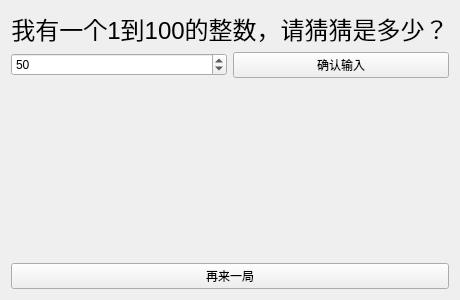
Above: src/forms/guess_number.ui from daxmate/learning-pyside6 before the change. Below: the same form after it.
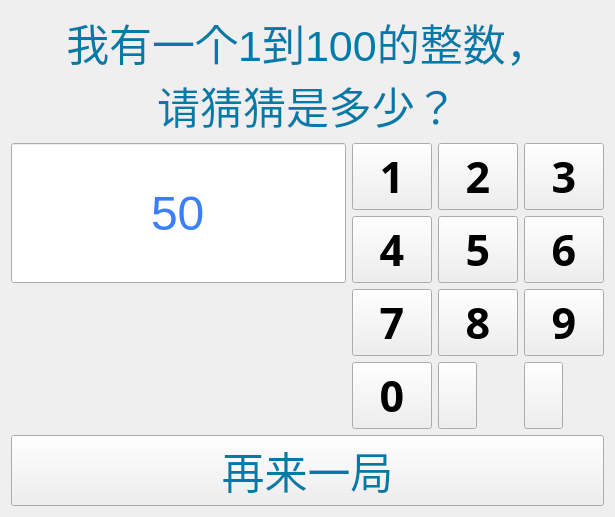
That is the form after the change. Icons and pictures are not drawn.

Commit message: 修改猜数字的输入数字方法

What changed in the file:
```diff
--- a/src/forms/guess_number.ui
+++ b/src/forms/guess_number.ui
@@ -6,50 +6,39 @@
    <rect>
     <x>0</x>
     <y>0</y>
-    <width>400</width>
-    <height>300</height>
+    <width>615</width>
+    <height>410</height>
    </rect>
   </property>
+  <property name="sizePolicy">
+   <sizepolicy hsizetype="Fixed" vsizetype="Fixed">
+    <horstretch>0</horstretch>
+    <verstretch>0</verstretch>
+   </sizepolicy>
+  </property>
   <property name="windowTitle">
    <string>猜数字</string>
   </property>
-  <layout class="QGridLayout" name="gridLayout">
-   <item row="1" column="0">
-    <widget class="QSpinBox" name="input_sb">
-     <property name="minimum">
-      <number>1</number>
-     </property>
-     <property name="maximum">
-      <number>100</number>
-     </property>
-     <property name="value">
-      <number>50</number>
-     </property>
-    </widget>
-   </item>
-   <item row="2" column="0" colspan="2">
-    <widget class="QLabel" name="result_label">
-     <property name="font">
-      <font>
-       <pointsize>32</pointsize>
-      </font>
-     </property>
-     <property name="text">
-      <string/>
-     </property>
-     <property name="alignment">
-      <set>Qt::AlignmentFlag::AlignCenter</set>
-     </property>
-    </widget>
-   </item>
-   <item row="1" column="1">
-    <widget class="QPushButton" name="confirm_btn">
-     <property name="text">
-      <string>确认输入</string>
-     </property>
-    </widget>
-   </item>
-   <item row="0" column="0" colspan="2">
+  <property name="styleSheet">
+   <string notr="true">QPushButton[objectName^=num]{
+color: rgb(124, 126, 126);
+}
+
+#confirm_btn{
+color: rgb(255, 195, 161);
+}
+
+#delete_btn{
+color: rgb(255, 88, 122);
+}
+
+#guess_le{
+color: rgb(57, 127, 255);
+font-size: 48px;
+}</string>
+  </property>
+  <layout class="QVBoxLayout" name="verticalLayout_2">
+   <item>
     <widget class="QLabel" name="question_label">
      <property name="sizePolicy">
       <sizepolicy hsizetype="Preferred" vsizetype="Fixed">
@@ -59,19 +48,346 @@
      </property>
      <property name="font">
       <font>
-       <pointsize>18</pointsize>
+       <pointsize>32</pointsize>
       </font>
      </property>
+     <property name="styleSheet">
+      <string notr="true">#question_label{
+color:rgb(0, 123, 167)
+}</string>
+     </property>
      <property name="text">
-      <string>我有一个1到100的整数，请猜猜是多少？</string>
+      <string>我有一个1到100的整数，
+请猜猜是多少？</string>
      </property>
      <property name="alignment">
       <set>Qt::AlignmentFlag::AlignCenter</set>
      </property>
     </widget>
    </item>
-   <item row="3" column="0" colspan="2">
+   <item>
+    <layout class="QHBoxLayout" name="horizontalLayout">
+     <item>
+      <layout class="QVBoxLayout" name="verticalLayout">
+       <item>
+        <widget class="QLineEdit" name="guess_le">
+         <property name="sizePolicy">
+          <sizepolicy hsizetype="Maximum" vsizetype="MinimumExpanding">
+           <horstretch>0</horstretch>
+           <verstretch>0</verstretch>
+          </sizepolicy>
+         </property>
+         <property name="font">
+          <font>
+           <pointsize>-1</pointsize>
+          </font>
+         </property>
+         <property name="text">
+          <string>50</string>
+         </property>
+         <property name="alignment">
+          <set>Qt::AlignmentFlag::AlignCenter</set>
+         </property>
+        </widget>
+       </item>
+       <item>
+        <widget class="QLabel" name="result_label">
+         <property name="sizePolicy">
+          <sizepolicy hsizetype="MinimumExpanding" vsizetype="MinimumExpanding">
+           <horstretch>0</horstretch>
+           <verstretch>0</verstretch>
+          </sizepolicy>
+         </property>
+         <property name="font">
+          <font>
+           <pointsize>32</pointsize>
+          </font>
+         </property>
+         <property name="text">
+          <string/>
+         </property>
+         <property name="alignment">
+          <set>Qt::AlignmentFlag::AlignCenter</set>
+         </property>
+        </widget>
+       </item>
+      </layout>
+     </item>
+     <item>
+      <layout class="QGridLayout" name="gridLayout">
+       <item row="3" column="1">
+        <widget class="QPushButton" name="num8_btn">
+         <property name="sizePolicy">
+          <sizepolicy hsizetype="Maximum" vsizetype="MinimumExpanding">
+           <horstretch>0</horstretch>
+           <verstretch>0</verstretch>
+          </sizepolicy>
+         </property>
+         <property name="font">
+          <font>
+           <family>JetBrainsMonoNL Nerd Font Mono</family>
+           <pointsize>32</pointsize>
+           <bold>true</bold>
+          </font>
+         </property>
+         <property name="text">
+          <string>8</string>
+         </property>
+        </widget>
+       </item>
+       <item row="1" column="1">
+        <widget class="QPushButton" name="num5_btn">
+         <property name="sizePolicy">
+          <sizepolicy hsizetype="Maximum" vsizetype="MinimumExpanding">
+           <horstretch>0</horstretch>
+           <verstretch>0</verstretch>
+          </sizepolicy>
+         </property>
+         <property name="font">
+          <font>
+           <family>JetBrainsMonoNL Nerd Font Mono</family>
+           <pointsize>32</pointsize>
+           <bold>true</bold>
+          </font>
+         </property>
+         <property name="text">
+          <string>5</string>
+         </property>
+        </widget>
+       </item>
+       <item row="4" column="0">
+        <widget class="QPushButton" name="num0_btn">
+         <property name="sizePolicy">
+          <sizepolicy hsizetype="Maximum" vsizetype="MinimumExpanding">
+           <horstretch>0</horstretch>
+           <verstretch>0</verstretch>
+          </sizepolicy>
+         </property>
+         <property name="font">
+          <font>
+           <family>JetBrainsMonoNL Nerd Font Mono</family>
+           <pointsize>32</pointsize>
+           <bold>true</bold>
+          </font>
+         </property>
+         <property name="styleSheet">
+          <string notr="true"/>
+         </property>
+         <property name="text">
+          <string>0</string>
+         </property>
+        </widget>
+       </item>
+       <item row="1" column="0">
+        <widget class="QPushButton" name="num4_btn">
+         <property name="sizePolicy">
+          <sizepolicy hsizetype="Maximum" vsizetype="MinimumExpanding">
+           <horstretch>0</horstretch>
+           <verstretch>0</verstretch>
+          </sizepolicy>
+         </property>
+         <property name="font">
+          <font>
+           <family>JetBrainsMonoNL Nerd Font Mono</family>
+           <pointsize>32</pointsize>
+           <bold>true</bold>
+          </font>
+         </property>
+         <property name="text">
+          <string>4</string>
+         </property>
+        </widget>
+       </item>
+       <item row="0" column="2">
+        <widget class="QPushButton" name="num3_btn">
+         <property name="sizePolicy">
+          <sizepolicy hsizetype="Maximum" vsizetype="MinimumExpanding">
+           <horstretch>0</horstretch>
+           <verstretch>0</verstretch>
+          </sizepolicy>
+         </property>
+         <property name="font">
+          <font>
+           <family>JetBrainsMonoNL Nerd Font Mono</family>
+           <pointsize>32</pointsize>
+           <bold>true</bold>
+          </font>
+         </property>
+         <property name="text">
+          <string>3</string>
+         </property>
+        </widget>
+       </item>
+       <item row="3" column="0">
+        <widget class="QPushButton" name="num7_btn">
+         <property name="sizePolicy">
+          <sizepolicy hsizetype="Maximum" vsizetype="MinimumExpanding">
+           <horstretch>0</horstretch>
+           <verstretch>0</verstretch>
+          </sizepolicy>
+         </property>
+         <property name="font">
+          <font>
+           <family>JetBrainsMonoNL Nerd Font Mono</family>
+           <pointsize>32</pointsize>
+           <bold>true</bold>
+          </font>
+         </property>
+         <property name="text">
+          <string>7</string>
+         </property>
+        </widget>
+       </item>
+       <item row="0" column="0">
+        <widget class="QPushButton" name="num1_btn">
+         <property name="sizePolicy">
+          <sizepolicy hsizetype="Maximum" vsizetype="MinimumExpanding">
+           <horstretch>0</horstretch>
+           <verstretch>0</verstretch>
+          </sizepolicy>
+         </property>
+         <property name="font">
+          <font>
+           <family>JetBrainsMonoNL Nerd Font Mono</family>
+           <pointsize>32</pointsize>
+           <bold>true</bold>
+          </font>
+         </property>
+         <property name="text">
+          <string>1</string>
+         </property>
+        </widget>
+       </item>
+       <item row="0" column="1">
+        <widget class="QPushButton" name="num2_btn">
+         <property name="sizePolicy">
+          <sizepolicy hsizetype="Maximum" vsizetype="MinimumExpanding">
+           <horstretch>0</horstretch>
+           <verstretch>0</verstretch>
+          </sizepolicy>
+         </property>
+         <property name="font">
+          <font>
+           <family>JetBrainsMonoNL Nerd Font Mono</family>
+           <pointsize>32</pointsize>
+           <bold>true</bold>
+          </font>
+         </property>
+         <property name="text">
+          <string>2</string>
+         </property>
+        </widget>
+       </item>
+       <item row="1" column="2">
+        <widget class="QPushButton" name="num6_btn">
+         <property name="sizePolicy">
+          <sizepolicy hsizetype="Maximum" vsizetype="MinimumExpanding">
+           <horstretch>0</horstretch>
+           <verstretch>0</verstretch>
+          </sizepolicy>
+         </property>
+         <property name="font">
+          <font>
+           <family>JetBrainsMonoNL Nerd Font Mono</family>
+           <pointsize>32</pointsize>
+           <bold>true</bold>
+          </font>
+         </property>
+         <property name="text">
+          <string>6</string>
+         </property>
+        </widget>
+       </item>
+       <item row="3" column="2">
+        <widget class="QPushButton" name="num9_btn">
+         <property name="sizePolicy">
+          <sizepolicy hsizetype="Maximum" vsizetype="MinimumExpanding">
+           <horstretch>0</horstretch>
+           <verstretch>0</verstretch>
+          </sizepolicy>
+         </property>
+         <property name="font">
+          <font>
+           <family>JetBrainsMonoNL Nerd Font Mono</family>
+           <pointsize>32</pointsize>
+           <bold>true</bold>
+          </font>
+         </property>
+         <property name="text">
+          <string>9</string>
+         </property>
+        </widget>
+       </item>
+       <item row="4" column="1">
+        <widget class="QPushButton" name="confirm_btn">
+         <property name="sizePolicy">
+          <sizepolicy hsizetype="Maximum" vsizetype="MinimumExpanding">
+           <horstretch>0</horstretch>
+           <verstretch>0</verstretch>
+          </sizepolicy>
+         </property>
+         <property name="font">
+          <font>
+           <family>JetBrainsMonoNL Nerd Font Mono</family>
+           <pointsize>8</pointsize>
+           <bold>true</bold>
+          </font>
+         </property>
+         <property name="text">
+          <string/>
+         </property>
+         <property name="icon">
+          <iconset resource="../../resources/icons/qlementine_icons_16_navigation.qrc">
+           <normaloff>:/navigation/key-return-noframe.svg</normaloff>:/navigation/key-return-noframe.svg</iconset>
+         </property>
+        </widget>
+       </item>
+       <item row="4" column="2">
+        <widget class="QPushButton" name="delete_btn">
+         <property name="sizePolicy">
+          <sizepolicy hsizetype="Maximum" vsizetype="MinimumExpanding">
+           <horstretch>0</horstretch>
+           <verstretch>0</verstretch>
+          </sizepolicy>
+         </property>
+         <property name="font">
+          <font>
+           <family>JetBrainsMonoNL Nerd Font Mono</family>
+           <pointsize>8</pointsize>
+           <bold>true</bold>
+          </font>
+         </property>
+         <property name="text">
+          <string/>
+         </property>
+         <property name="icon">
+          <iconset resource="../../resources/icons/qlementine_icons_16_action.qrc">
+           <normaloff>:/action/erase.svg</normaloff>:/action/erase.svg</iconset>
+         </property>
+        </widget>
+       </item>
+      </layout>
+     </item>
+    </layout>
+   </item>
+   <item>
     <widget class="QPushButton" name="restart_btn">
+     <property name="sizePolicy">
+      <sizepolicy hsizetype="Minimum" vsizetype="MinimumExpanding">
+       <horstretch>0</horstretch>
+       <verstretch>0</verstretch>
+      </sizepolicy>
+     </property>
+     <property name="font">
+      <font>
+       <pointsize>32</pointsize>
+      </font>
+     </property>
+     <property name="styleSheet">
+      <string notr="true">#restart_btn{
+color: rgb(0, 123, 167)
+}</string>
+     </property>
      <property name="text">
       <string>再来一局</string>
      </property>
```
Left out of the diff: 6 changed lines with no effect on the pictures. The commit also changes 2 other files.
